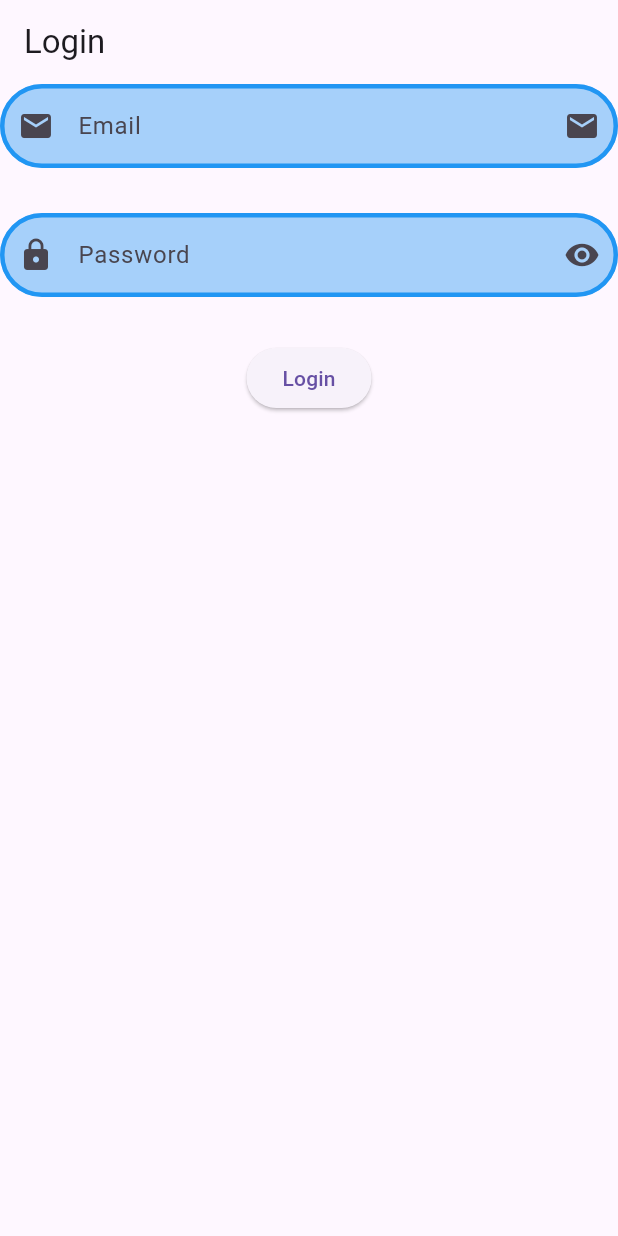
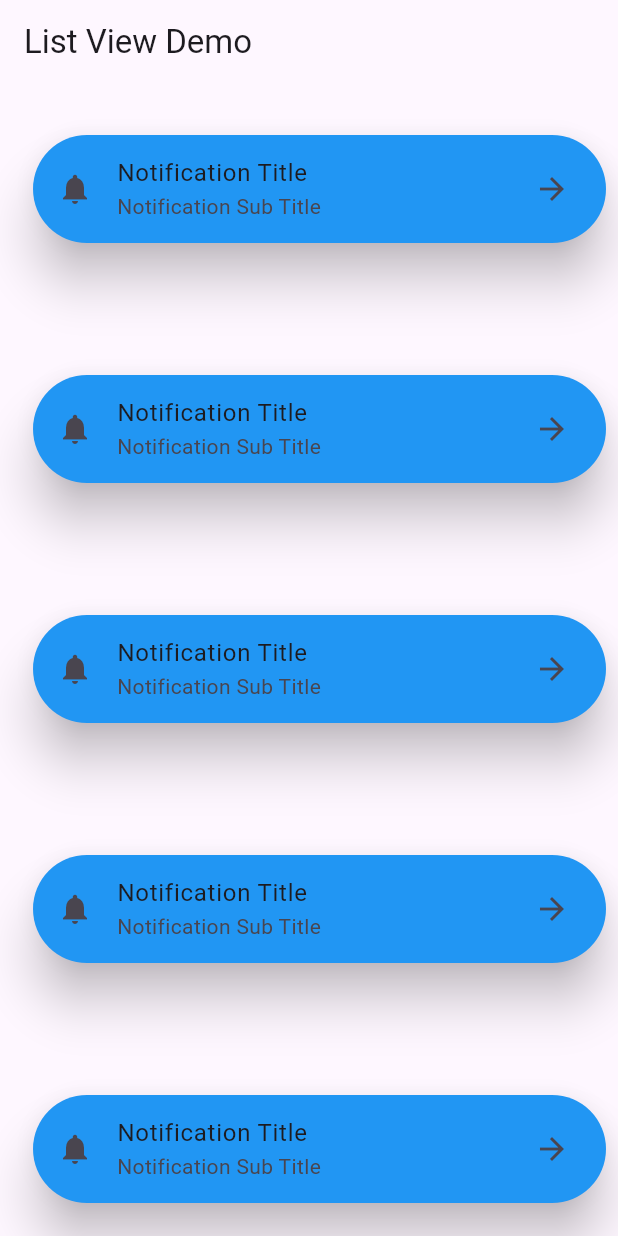
Before and after one commit to MuhammadAliKust/Shahram-App, a Flutter app: the screen it shows after launch, on a phone screen of 412 x 824 dp. Run offline on Flutter 3.47's test engine with Material 3 defaults, Android fonts, the phone set to English and light mode, and no system bars; our stand-ins replace string_validator.

Commit message:
ListView, ListTile, Card and Padding Done

```diff
--- /dev/null
+++ b/lib/list_view.dart
@@ -0,0 +1,39 @@
+import 'package:flutter/material.dart';
+
+class ListViewDemo extends StatelessWidget {
+  const ListViewDemo({super.key});
+
+  @override
+  Widget build(BuildContext context) {
+    return Scaffold(
+      appBar: AppBar(title: Text("List View Demo")),
+      body: ListView.builder(
+        itemCount: 10,
+        itemBuilder: (context, i) {
+          return Padding(
+            padding: const EdgeInsets.only(
+              left: 18.0,
+              right: 4,
+              top: 30,
+              bottom: 50,
+            ),
+            child: Card(
+              elevation: 14,
+              color: Colors.blue,
+              shape: RoundedRectangleBorder(
+                borderRadius: BorderRadius.circular(40),
+              ),
+              child: ListTile(
+                leading: Icon(Icons.notifications),
+                title: Text("Notification Title"),
+                subtitle: Text("Notification Sub Title"),
+                trailing: Icon(Icons.arrow_forward),
+                // tileColor: Colors.blue,
+              ),
+            ),
+          );
+        },
+      ),
+    );
+  }
+}
--- a/lib/main.dart
+++ b/lib/main.dart
@@ -1,6 +1,7 @@
 import 'package:flutter/material.dart';
 import 'package:shahram_app/asset_image.dart';
 
+import 'list_view.dart';
 import 'login.dart';
 import 'network_image.dart';
 
@@ -14,7 +15,7 @@ class MyApp extends StatelessWidget {
   @override
   Widget build(BuildContext context) {
     return MaterialApp(
-      home: LoginView(),
+      home: ListViewDemo(),
       // home: Scaffold(
       //   backgroundColor: Colors.yellow,
       //   appBar: AppBar(
```
